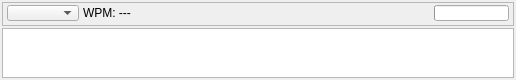
Before: the Qt Designer form data-morse.ui in oldscienceguy/PebbleSDR, drawn with Qt 5.
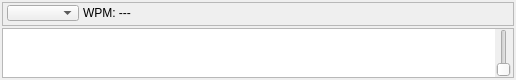
After: the same form once the commit is applied. Custom widgets are drawn as their Qt base class.

Commit message: fldigi decoding working sort of.  Need to clean up code, remove unused functions, check on timing and character spacing etc

```diff
--- a/data-morse.ui
+++ b/data-morse.ui
@@ -120,25 +120,19 @@
        </spacer>
       </item>
       <item>
-       <widget class="QProgressBar" name="dataBar">
-        <property name="sizePolicy">
-         <sizepolicy hsizetype="Preferred" vsizetype="Fixed">
-          <horstretch>0</horstretch>
-          <verstretch>0</verstretch>
-         </sizepolicy>
+       <widget class="BargraphMeter" name="dataBar" native="true">
+        <property name="minimumSize">
+         <size>
+          <width>80</width>
+          <height>0</height>
+         </size>
         </property>
         <property name="maximumSize">
          <size>
-          <width>75</width>
-          <height>18</height>
+          <width>16777215</width>
+          <height>14</height>
          </size>
         </property>
-        <property name="value">
-         <number>0</number>
-        </property>
-        <property name="textVisible">
-         <bool>false</bool>
-        </property>
        </widget>
       </item>
      </layout>
@@ -220,11 +214,44 @@
         </property>
        </widget>
       </item>
+      <item>
+       <widget class="QSlider" name="squelchSlider">
+        <property name="minimumSize">
+         <size>
+          <width>0</width>
+          <height>0</height>
+         </size>
+        </property>
+        <property name="maximumSize">
+         <size>
+          <width>18</width>
+          <height>16777215</height>
+         </size>
+        </property>
+        <property name="minimum">
+         <number>1</number>
+        </property>
+        <property name="maximum">
+         <number>100</number>
+        </property>
+        <property name="orientation">
+         <enum>Qt::Vertical</enum>
+        </property>
+       </widget>
+      </item>
      </layout>
     </widget>
    </item>
   </layout>
  </widget>
+ <customwidgets>
+  <customwidget>
+   <class>BargraphMeter</class>
+   <extends>QWidget</extends>
+   <header location="global">bargraphmeter.h</header>
+   <container>1</container>
+  </customwidget>
+ </customwidgets>
  <resources/>
  <connections/>
 </ui>
```
The commit also changes 2 other files.
